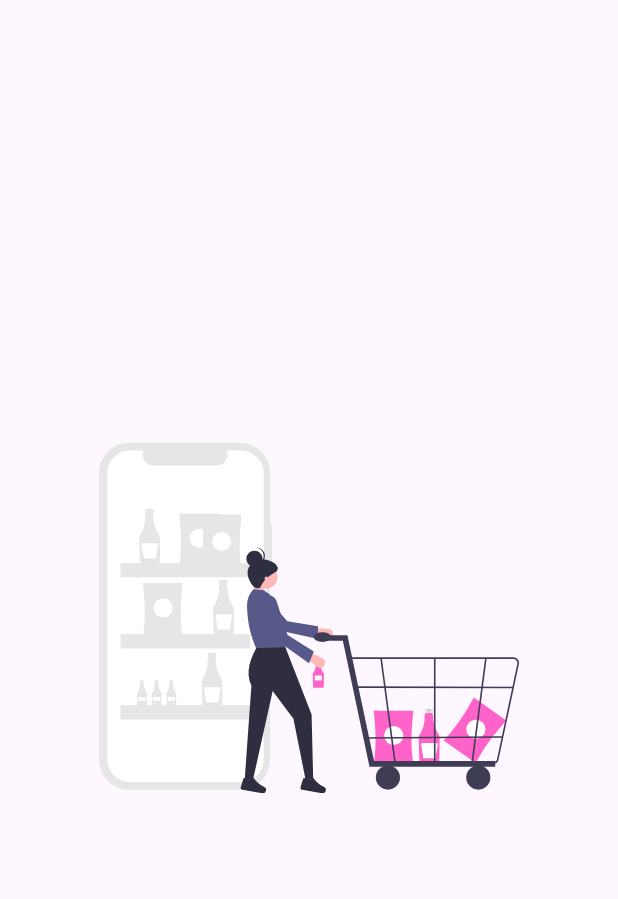
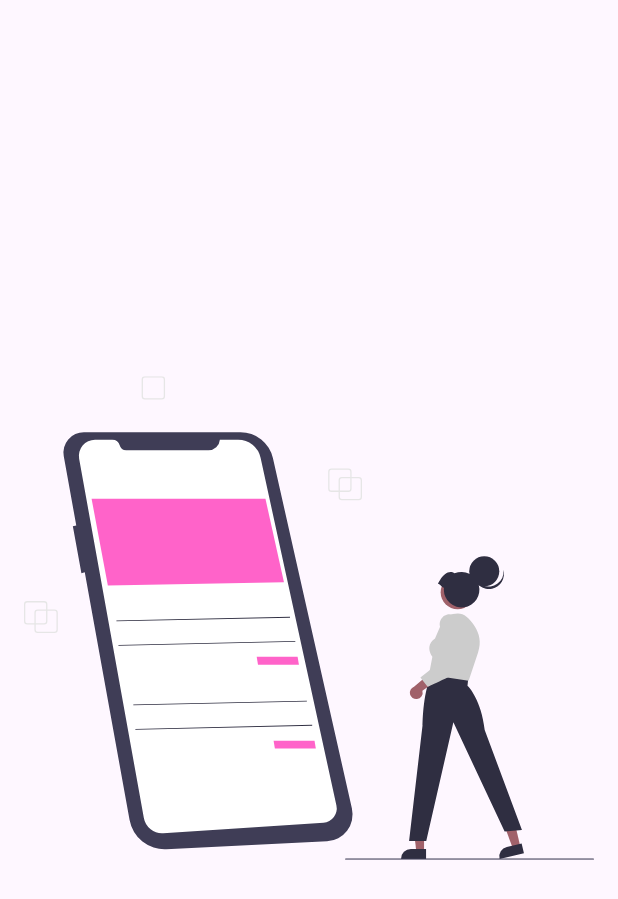
Before and after one commit to alexglzrys/flutter_slideshow_with_pageview, a Flutter app: the screen it shows after launch, on a phone screen of 412 x 824 dp. Shown: the top 899 px of the screen. Run offline on Flutter 3.47's test engine with Material 3 defaults, Android fonts, the phone set to English and light mode, and no system bars; our stand-ins replace flutter_svg.

Commit message:
PageView - crear un Slideshow

```diff
--- a/lib/screens/home_screen.dart
+++ b/lib/screens/home_screen.dart
@@ -1,5 +1,5 @@
 import 'package:flutter/material.dart';
-import 'package:flutter_svg/flutter_svg.dart';
+import 'package:slideshow_flutter_app/widgets/slide.dart';
 
 class HomeScreen extends StatelessWidget {
   const HomeScreen({super.key});
@@ -8,10 +8,15 @@ class HomeScreen extends StatelessWidget {
   Widget build(BuildContext context) {
     return Scaffold(
       body: Center(
-        // Flutter tiene soporte para SVG a través del widget SvgPicture correspondiente al paquete de terceros flutter_svg
-        child: SvgPicture.asset(
-          'assets/svg/03.svg',
-          width: 280,
+        // PageView se utiliza para mostrar una serie de widgets de forma secuencial sobre una página
+        // Es útil cuando quieres crear un diseño de tipo "página deslizable", carousels, presentaciones de diapositivas, etc.
+        child: PageView(
+          // Vistas o diapositivas (puede ser cualquier widget)
+          children: const [
+            Slide(imageUrl: 'assets/svg/01.svg'),
+            Slide(imageUrl: 'assets/svg/02.svg'),
+            Slide(imageUrl: 'assets/svg/03.svg')
+          ],
         ),
       ),
     );
--- /dev/null
+++ b/lib/widgets/slide.dart
@@ -0,0 +1,18 @@
+import 'package:flutter/material.dart';
+import 'package:flutter_svg/flutter_svg.dart';
+
+// Widget encargado de mostrar una imagen referente a una vista perteneciente a un PageView
+class Slide extends StatelessWidget {
+  const Slide({super.key, required this.imageUrl});
+  // Url donde se localiza el SVG a renderizar
+  final String imageUrl;
+
+  @override
+  Widget build(BuildContext context) {
+    return Container(
+      padding: const EdgeInsets.all(16),
+      // Flutter tiene soporte para SVG a través del widget SvgPicture correspondiente al paquete de terceros flutter_svg
+      child: SvgPicture.asset(imageUrl),
+    );
+  }
+}
```
